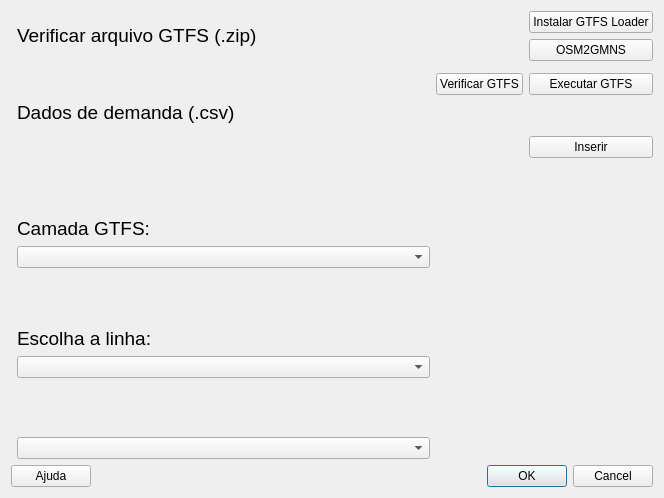
Old version of the form tpu/TPU_dialog_base.ui in the repository d-camargo/sig-bus.
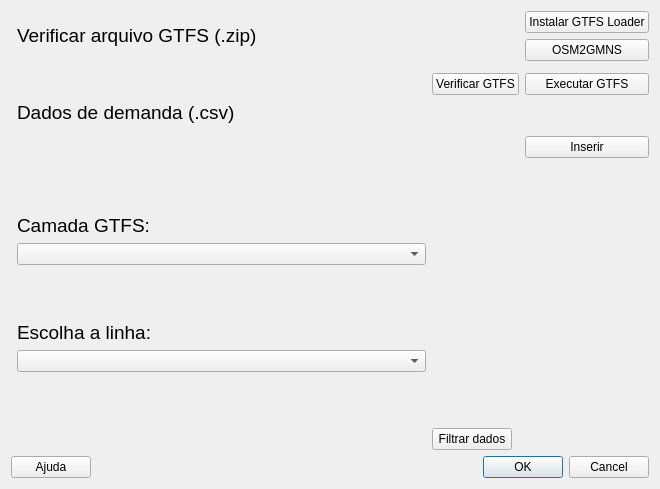
New version of the form. Icons and pictures are not drawn. Custom widgets are drawn as their Qt base class.

```diff
--- a/tpu/TPU_dialog_base.ui
+++ b/tpu/TPU_dialog_base.ui
@@ -6,8 +6,8 @@
    <rect>
     <x>0</x>
     <y>0</y>
-    <width>664</width>
-    <height>498</height>
+    <width>660</width>
+    <height>489</height>
    </rect>
   </property>
   <property name="windowTitle">
@@ -212,15 +212,22 @@
     </spacer>
    </item>
    <item row="16" column="1">
-    <widget class="QgsFeatureListComboBox" name="mFeatureListComboBox"/>
+    <widget class="QgsFeaturePickerWidget" name="mFeaturePickerWidget"/>
+   </item>
+   <item row="16" column="2">
+    <widget class="QPushButton" name="filterButton">
+     <property name="text">
+      <string>Filtrar dados</string>
+     </property>
+    </widget>
    </item>
   </layout>
  </widget>
  <customwidgets>
   <customwidget>
-   <class>QgsFeatureListComboBox</class>
-   <extends>QComboBox</extends>
-   <header>qgsfeaturelistcombobox.h</header>
+   <class>QgsFeaturePickerWidget</class>
+   <extends>QWidget</extends>
+   <header>qgsfeaturepickerwidget.h</header>
   </customwidget>
   <customwidget>
    <class>QgsFieldComboBox</class>
```
Left out of the diff: 152 changed lines with no effect on the pictures.
